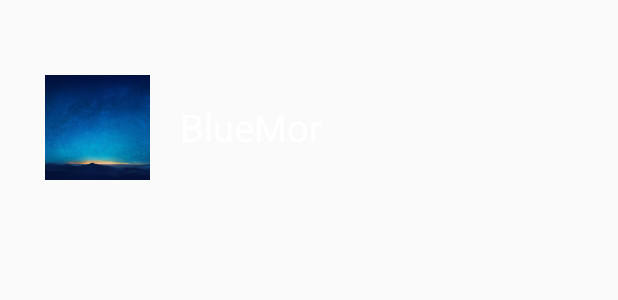
After one commit to LDedusoft/ldbmAndroid, an Android app: the layout ldbm_sys_info.xml on its own in the app's theme, with its tools: preview values and no code run, on a phone screen of 412 x 824 dp. The commit adds this screen. Shown: the top 300 px of the screen. Run offline under Robolectric (Android 15) with nearby library versions, the phone set to English and light mode, and no system bars.

```diff
--- a/app/src/main/java/com/ldedusoft/ldbm/view/DragLayout.java
+++ b/app/src/main/java/com/ldedusoft/ldbm/view/DragLayout.java
@@ -13,9 +13,9 @@ import android.view.View;
 import android.view.ViewGroup;
 import android.widget.FrameLayout;
 import android.widget.ImageView;
-import android.widget.RelativeLayout;
 
 import com.ldedusoft.ldbm.R;
+import com.ldedusoft.ldbm.component.customComp.SysInfoPage;
 import com.nineoldandroids.view.ViewHelper;
 
 public class DragLayout extends FrameLayout {
@@ -31,7 +31,7 @@ public class DragLayout extends FrameLayout {
     private int mainLeft;
     private Context context;
     private ImageView iv_shadow;
-    private RelativeLayout vg_left;
+    private SysInfoPage vg_left;
     private MyRelativeLayout vg_main;
     private Status status = Status.Close;
 
@@ -143,7 +143,7 @@ public class DragLayout extends FrameLayout {
             LayoutParams lp = new LayoutParams(LayoutParams.MATCH_PARENT, LayoutParams.MATCH_PARENT);
             addView(iv_shadow, 1, lp);
         }
-        vg_left = (RelativeLayout) getChildAt(0);
+        vg_left = (SysInfoPage) getChildAt(0);
         vg_main = (MyRelativeLayout) getChildAt(isShowShadow ? 2 : 1);
         vg_main.setDragLayout(this);
         vg_left.setClickable(true);
--- /dev/null
+++ b/app/src/main/res/layout/ldbm_sys_info.xml
@@ -0,0 +1,52 @@
+<?xml version="1.0" encoding="utf-8"?>
+<RelativeLayout xmlns:android="http://schemas.android.com/apk/res/android"
+    android:layout_width="match_parent"
+    android:layout_height="match_parent"
+    android:paddingBottom="30dp"
+    android:paddingLeft="30dp"
+    android:paddingTop="50dp">
+
+
+        <LinearLayout
+            android:id="@+id/ll1"
+            android:layout_width="match_parent"
+            android:layout_height="wrap_content"
+            android:orientation="horizontal" >
+
+            <ImageView
+                android:id="@+id/iv_bottom"
+                android:layout_width="70dp"
+                android:layout_height="70dp"
+                android:src="@drawable/ic_launcher" />
+
+            <TextView
+                android:layout_width="wrap_content"
+                android:layout_height="wrap_content"
+                android:layout_gravity="center_vertical"
+                android:layout_marginLeft="20dp"
+                android:text="BlueMor"
+                android:textColor="#ffffff"
+                android:textSize="25sp" />
+        </LinearLayout>
+
+        <TextView
+            android:id="@+id/tv_mail"
+            android:layout_width="wrap_content"
+            android:layout_height="wrap_content"
+            android:layout_alignParentBottom="true"
+            android:text="龙鼎科技有限公司"
+            android:textColor="#ffffff"
+            android:textSize="15sp" />
+
+        <ListView
+            android:id="@+id/lv"
+            android:layout_width="match_parent"
+            android:layout_height="wrap_content"
+            android:layout_above="@id/tv_mail"
+            android:layout_below="@id/ll1"
+            android:layout_marginBottom="30dp"
+            android:layout_marginTop="20dp"
+            android:cacheColorHint="#00000000"
+            android:divider="@null"
+            android:textColor="#ffffff" />
+</RelativeLayout>
```
Also changed, not shown: app/src/main/java/com/ldedusoft/ldbm/activity/queryActivity/CommonQuery.java (+4 -3 lines), app/src/main/java/com/ldedusoft/ldbm/component/customComp/CommonQueryBar.java (+14 -1 lines), app/src/main/java/com/ldedusoft/ldbm/component/customComp/SysInfoPage.java (added, +20 -0 lines), app/src/main/res/layout/ldbm_home.xml (+2 -49 lines), app/src/main/res/layout/ldbm_repair.xml (+22 -0 lines).
